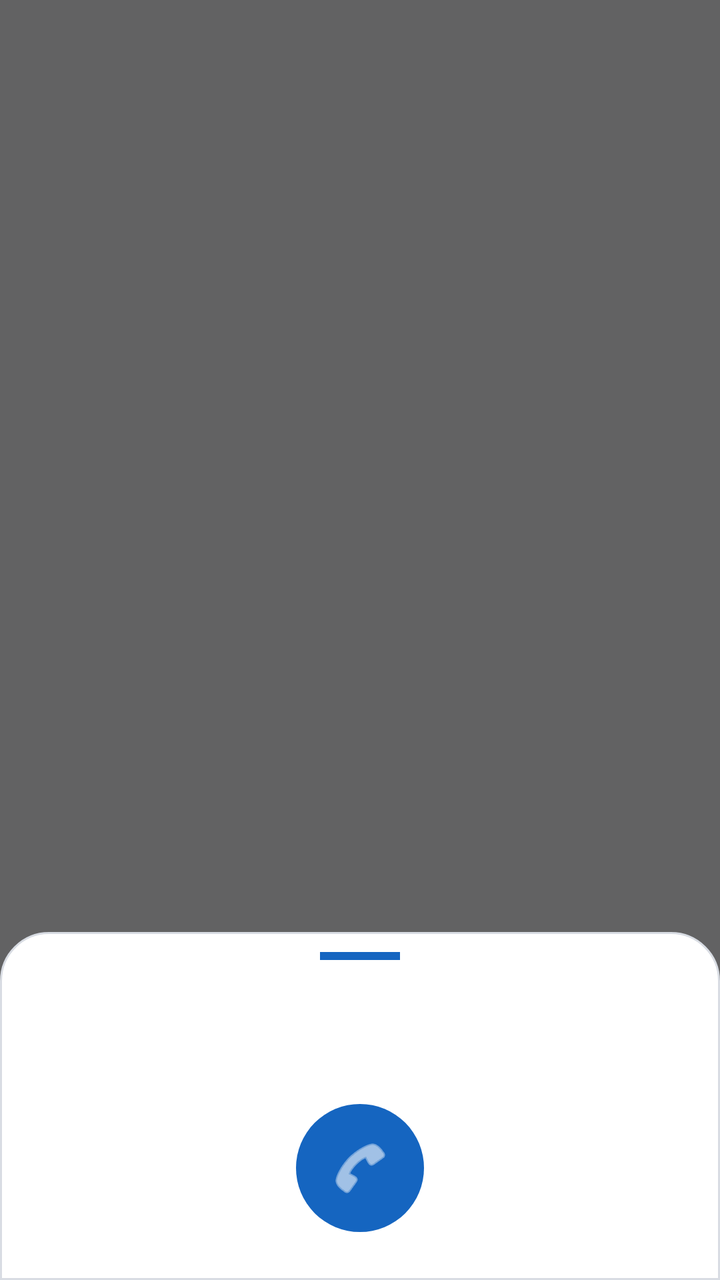
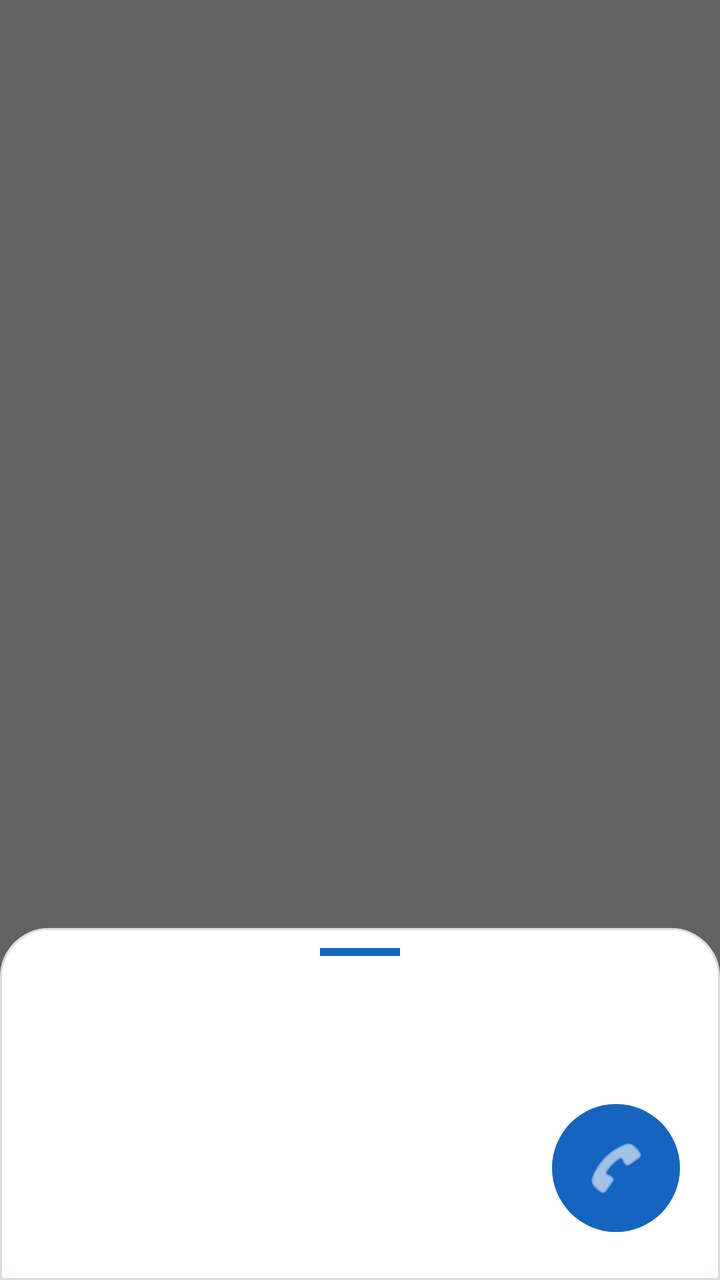

An Android layout rendered at two revisions. The XML below is the earlier revision; the diff shows what the commit changed to produce the second picture.
<!-- AndroidManifest.xml: application theme Theme.GestioneChiamate -->
<!-- res/layout/dialog_tastierino.xml -->
<?xml version="1.0" encoding="utf-8"?>
<FrameLayout xmlns:android="http://schemas.android.com/apk/res/android"
    android:id="@+id/sfondoDialog"
    android:layout_width="match_parent"
    android:layout_height="match_parent"
    android:background="#99000000">

    <LinearLayout
        android:layout_width="match_parent"
        android:layout_height="wrap_content"
        android:layout_gravity="bottom"
        android:orientation="vertical"
        android:clickable="true"
        android:focusable="true"
        android:background="@drawable/bg_pannello_tastierino"
        android:paddingTop="10dp"
        android:paddingBottom="24dp"
        android:paddingStart="20dp"
        android:paddingEnd="20dp">

        <View
            android:layout_width="40dp"
            android:layout_height="4dp"
            android:layout_gravity="center_horizontal"
            android:layout_marginBottom="14dp"
            android:background="@color/primary" />

        <FrameLayout
            android:layout_width="match_parent"
            android:layout_height="wrap_content">

            <TextView
                android:id="@+id/txtNumeroDialog"
                android:layout_width="match_parent"
                android:layout_height="wrap_content"
                android:layout_gravity="center"
                android:gravity="center"
                android:textColor="@color/text_primary"
                android:textSize="26sp"
                android:textStyle="bold"
                android:minHeight="40dp" />

            <ImageButton
                android:id="@+id/btnBackspaceDialog"
                android:layout_width="40dp"
                android:layout_height="40dp"
                android:layout_gravity="end|center_vertical"
                android:background="?attr/selectableItemBackgroundBorderless"
                android:src="@android:drawable/ic_input_delete"
                android:tint="@color/primary"
                android:contentDescription="@string/riaggancia"
                android:visibility="invisible" />

        </FrameLayout>

        <GridLayout
            android:id="@+id/gridTastiDialog"
            android:layout_width="match_parent"
            android:layout_height="wrap_content"
            android:layout_marginTop="10dp"
            android:columnCount="3"
            android:rowCount="4" />

        <ImageButton
            android:id="@+id/btnChiamaDialog"
            android:layout_width="64dp"
            android:layout_height="64dp"
            android:layout_gravity="center_horizontal"
            android:layout_marginTop="8dp"
            android:background="@drawable/bg_circle_primary"
            android:src="@android:drawable/ic_menu_call"
            android:tint="@color/white"
            android:contentDescription="@string/chiama" />

    </LinearLayout>

</FrameLayout>
<!-- resources referenced by this layout -->
<resources>
  <color name="primary">#1565C0</color>
  <color name="text_primary">#1B1B1B</color>
  <color name="white">#FFFFFF</color>
  <!-- drawable bg_circle_primary (drawable) -->
  <shape xmlns:android="http://schemas.android.com/apk/res/android"
      android:shape="oval">
      <solid android:color="@color/primary" />
  </shape>
  <!-- drawable bg_pannello_tastierino (drawable) -->
  <shape xmlns:android="http://schemas.android.com/apk/res/android"
      android:shape="rectangle">
      <corners
          android:topLeftRadius="24dp"
          android:topRightRadius="24dp" />
      <solid android:color="@color/card" />
      <stroke android:width="1dp" android:color="@color/border" />
  </shape>
  <string name="chiama">Chiama</string>
  <string name="riaggancia">Riaggancia</string>
  <style name="Theme.GestioneChiamate" parent="Theme.MaterialComponents.DayNight.NoActionBar">
          <item name="colorPrimary">@color/primary</item>
          <item name="colorPrimaryDark">@color/primary_dark</item>
          <item name="colorAccent">@color/accent</item>
          <item name="android:windowBackground">@color/background</item>
      </style>
  <color name="card">#FFFFFF</color>
  <color name="border">#D8DCE3</color>
  <color name="primary_dark">#0D47A1</color>
  <color name="accent">#43A047</color>
  <color name="background">#F5F6F8</color>
</resources>

<!-- the commit's change to res/layout/dialog_tastierino.xml (unified diff, before → after) -->
@@ -61,16 +61,41 @@
             android:columnCount="3"
             android:rowCount="4" />
 
-        <ImageButton
-            android:id="@+id/btnChiamaDialog"
-            android:layout_width="64dp"
-            android:layout_height="64dp"
-            android:layout_gravity="center_horizontal"
-            android:layout_marginTop="8dp"
-            android:background="@drawable/bg_circle_primary"
-            android:src="@android:drawable/ic_menu_call"
-            android:tint="@color/white"
-            android:contentDescription="@string/chiama" />
+        <LinearLayout
+            android:layout_width="match_parent"
+            android:layout_height="wrap_content"
+            android:layout_marginTop="10dp"
+            android:gravity="center_vertical"
+            android:orientation="horizontal">
+
+            <TextView
+                android:id="@+id/btnAggiungiRubricaDialog"
+                android:layout_width="0dp"
+                android:layout_height="52dp"
+                android:layout_weight="1"
+                android:background="@drawable/bg_bottone_secondario"
+                android:clickable="true"
+                android:focusable="true"
+                android:gravity="center"
+                android:paddingStart="12dp"
+                android:paddingEnd="12dp"
+                android:text="+ Aggiungi a rubrica"
+                android:textColor="@color/text_primary"
+                android:textSize="16sp"
+                android:textStyle="bold"
+                android:visibility="invisible" />
+
+            <ImageButton
+                android:id="@+id/btnChiamaDialog"
+                android:layout_width="64dp"
+                android:layout_height="64dp"
+                android:layout_marginStart="16dp"
+                android:background="@drawable/bg_circle_primary"
+                android:contentDescription="@string/chiama"
+                android:src="@android:drawable/ic_menu_call"
+                android:tint="@color/white" />
+
+        </LinearLayout>
 
     </LinearLayout>
 
<!-- resource entries referenced after the edit -->
@@ -3,6 +3,13 @@
   <color name="primary">#1565C0</color>
   <color name="text_primary">#1B1B1B</color>
   <color name="white">#FFFFFF</color>
+  <!-- drawable bg_bottone_secondario (drawable) -->
+  <?xml version="1.0" encoding="utf-8"?>
+  <shape xmlns:android="http://schemas.android.com/apk/res/android" android:shape="rectangle">
+      <solid android:color="@android:color/transparent" />
+      <stroke android:width="1dp" android:color="@color/primary" />
+      <corners android:radius="12dp" />
+  </shape>
   <!-- drawable bg_circle_primary (drawable) -->
   <shape xmlns:android="http://schemas.android.com/apk/res/android"
       android:shape="oval">
